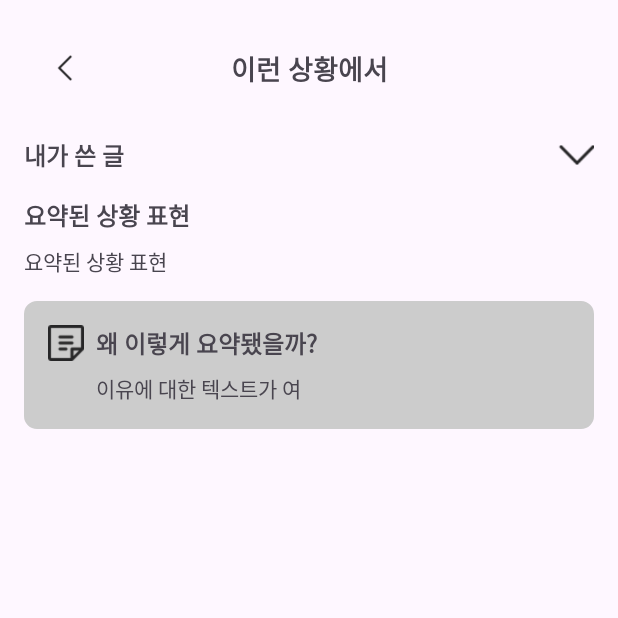
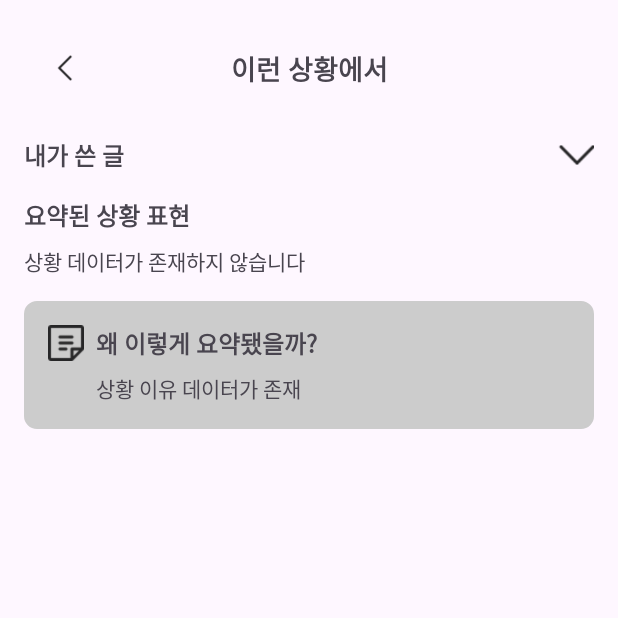
Before and after one commit to kkjinyoungg/RGB4U_App, an Android app: the SummaryMainActivity screen opened directly, with no data from a screen before it, after a tap on an icon or button, on a phone screen of 412 x 824 dp, the top half of it. Run offline under Robolectric (Android 15) with nearby library versions, the light colour scheme and no system bars; our stand-ins replace Firebase (no records; nobody signed in at launch, a user with empty details on screens opened directly).

Commit message:
situation summary 일부 완료

```diff
--- a/app/src/main/java/com/example/rgb4u_app/AiSummary.kt
+++ b/app/src/main/java/com/example/rgb4u_app/AiSummary.kt
@@ -15,7 +15,7 @@ class AiSummary {
 
     private val firebaseDatabase: FirebaseDatabase = FirebaseDatabase.getInstance()
     private val client = OkHttpClient()
-    private val apiKey = "키 입력"  // API 키 설정
+    private val apiKey = ""  // API 키 설정
     private val TAG = "AiSummary" // Logging Tag
 
     // 특정 diaryId의 situation과 thoughts를 가져와 ChatGPT API로 분석 후 저장하는 함수
--- a/app/src/main/java/com/example/rgb4u_app/ui/activity/summary/SummaryMainActivity.kt
+++ b/app/src/main/java/com/example/rgb4u_app/ui/activity/summary/SummaryMainActivity.kt
@@ -37,7 +37,7 @@ class SummaryMainActivity : AppCompatActivity() {
         val thoughtTextView = findViewById<TextView>(R.id.thoughtTextView)
 
         //diaryId, ID 수신
-        val diaryId = intent.getStringExtra("DIARY_ID")
+        val diaryId = DiaryViewModel.diaryId
         val userId = "userId" // 실제 사용자 ID로 변경해야 함
 
         if (diaryId != null) {
@@ -90,6 +90,7 @@ class SummaryMainActivity : AppCompatActivity() {
         findViewById<ImageButton>(R.id.situationDetailButton).setOnClickListener {
             // SummarySituationActivity로 이동
             val intent = Intent(this, SummarySituationActivity::class.java)
+            intent.putExtra("DIARY_ID", diaryId) // diaryId를 Intent에 추가
             startActivity(intent)
         }
 
@@ -97,6 +98,7 @@ class SummaryMainActivity : AppCompatActivity() {
         findViewById<ImageButton>(R.id.thoughtDetailButton).setOnClickListener {
             // SummaryThinkActivity로 이동
             val intent = Intent(this, SummaryThinkActivity::class.java)
+            intent.putExtra("DIARY_ID", diaryId) // diaryId를 Intent에 추가
             startActivity(intent)
         }
     }
--- a/app/src/main/java/com/example/rgb4u_app/ui/activity/summary/SummarySituationActivity.kt
+++ b/app/src/main/java/com/example/rgb4u_app/ui/activity/summary/SummarySituationActivity.kt
@@ -1,5 +1,6 @@
 package com.example.rgb4u_app.ui.activity.summary
 
+import android.content.Intent
 import android.os.Bundle
 import androidx.appcompat.app.AppCompatActivity
 import com.example.rgb4u_app.R
@@ -7,26 +8,29 @@ import com.example.rgb4u_app.ui.fragment.SummaryFragment
 import com.google.firebase.database.* // Firebase Realtime Database 관련 클래스
 //import com.google.firebase.auth.FirebaseAuth // Firebase Authentication 관련 클래스
 import android.util.Log // 로그 관련 클래스
+import androidx.activity.viewModels
 import com.example.rgb4u_appclass.DiaryViewModel
 import com.google.firebase.database.DataSnapshot
 import com.google.firebase.database.DatabaseError
 import com.google.firebase.database.ValueEventListener
-
+import com.example.rgb4u_app.MyApplication
+import androidx.activity.viewModels // ViewModel을 액티비티에서 가져오기 위한 import
 
 
 class SummarySituationActivity : AppCompatActivity() {
 
-    private lateinit var userId: String // userId 변수 추가
+    // Realtime Database 참조 선언
+    private lateinit var database: DatabaseReference
+    private val diaryViewModel: DiaryViewModel by viewModels()
+    //private lateinit var userId: String // userId 변수 추가
 
     override fun onCreate(savedInstanceState: Bundle?) {
         super.onCreate(savedInstanceState)
         setContentView(R.layout.activity_summary_situation)
 
-        // Firebase Authentication에서 현재 사용자 ID 가져오기
-        //val auth = FirebaseAuth.getInstance()
-        //val user = auth.currentUser
-        //userId = user?.uid ?: "" // 현재 사용자 ID 설정
-        userId = "userId"
+        //diaryId, ID
+        val diaryId = intent.getStringExtra("DIARY_ID") ?: "defaultDiaryId"
+        val userId = "userId" // 실제 사용자 ID로 변경해야 함
 
         // SummaryFragment 인스턴스 생성
         val summaryFragment = SummaryFragment.newInstance()
@@ -37,17 +41,55 @@ class SummarySituationActivity : AppCompatActivity() {
             commit()  // 트랜잭션 적용
         }
 
-        getData()
+        //getData()
 
+        if (diaryId != null) {
+            // Realtime Database에서 diaryId로 데이터 조회
+            database = FirebaseDatabase.getInstance().getReference("users/$userId/diaries/$diaryId/aiAnalysis/firstAnalysis")
+            database.addListenerForSingleValueEvent(object : ValueEventListener {
+                override fun onDataChange(dataSnapshot: DataSnapshot) {
+                    if (dataSnapshot.exists()) {
+                        // Realtime Database에서 situation 가져오기
+                        val situation = dataSnapshot.child("situation").getValue(String::class.java) ?: "상황 정보 없음"
+                        val situationreason = dataSnapshot.child("situationReason").getValue(String::class.java) ?: "상황 이유 정보 없음"
+                        // Fragment에 Realtime Database에서 가져온 값 설정
+                        summaryFragment.summarizedContent = situation
+                        summaryFragment.whySummaryReason = situationreason
+                        // UI 업데이트 호출
+                        summaryFragment.updateUI()
+                    } else {
+                        // 데이터가 존재하지 않는 경우
+                        summaryFragment.summarizedContent = "상황 데이터가 존재하지 않습니다"
+                        summaryFragment.whySummaryReason = "상황 이유 데이터가 존재하지 않습니다"
+                        // UI 업데이트 호출
+                        summaryFragment.updateUI()
+                    }
+                }
+
+                override fun onCancelled(databaseError: DatabaseError) {
+                    // 오류 처리
+                    summaryFragment.summarizedContent = "오류 발생: ${databaseError.message}"
+                    summaryFragment.whySummaryReason = "오류 발생: ${databaseError.message}"
+                    // UI 업데이트 호출
+                    summaryFragment.updateUI()
+                }
+            })
+        } else {
+            // diaryId가 null인 경우 처리
+            summaryFragment.summarizedContent = "일기 ID를 찾을 수 없음"
+            summaryFragment.whySummaryReason = "일기 ID를 찾을 수 없음"
+            // UI 업데이트 호출
+            summaryFragment.updateUI()
+        }
         // Activity에서 SummaryFragment에 데이터를 전달하는 경우
         summaryFragment.userContent = "내가 작성한 글이다"
-        summaryFragment.summarizedContent = "요약된 상황 표현"
-        summaryFragment.whySummaryReason = "이유에 대한 텍스트가 여기에 나타납니다."
-        summaryFragment.titleText = "이런 상황에서"
-        summaryFragment.summaryLabelText = "요약된 상황 표현"
+        //summaryFragment.summarizedContent = "요약된 상황 표현"
+        //summaryFragment.whySummaryReason = "이유에 대한 텍스트가 여기에 나타납니다."
+        summaryFragment.titleText = "이런 상황에서" //고정 제목
+        summaryFragment.summaryLabelText = "요약된 상황 표현" //고정 제목
     }
 
-    fun getData() {
+    /*fun getData() {
         val database = FirebaseDatabase.getInstance() // FirebaseDatabase 인스턴스 가져오기
         val myRef = database.getReference("users/$userId/diaries")
 
@@ -70,5 +112,5 @@ class SummarySituationActivity : AppCompatActivity() {
             }
         }
         myRef.addListenerForSingleValueEvent(postListener)
-    }
+    }*/
 }
--- a/app/src/main/java/com/example/rgb4u_app/ui/fragment/SummaryFragment.kt
+++ b/app/src/main/java/com/example/rgb4u_app/ui/fragment/SummaryFragment.kt
@@ -46,6 +46,9 @@ class SummaryFragment : Fragment() {
         toggleButton = view.findViewById(R.id.toggleButton)
         backButton = view.findViewById(R.id.backButton)
 
+        // UI 업데이트
+        updateUI() // UI 업데이트 메서드 호출
+
         // Set the text for the title (received from the activity)
         titleText?.let {
             titleTextView.text = it
@@ -89,6 +92,19 @@ class SummaryFragment : Fragment() {
             // 현재 Activity를 종료하는 경우, 필요에 따라 추가
             activity?.finish()
         }
+
+    }
+
+    fun updateUI() {
+        titleTextView.text = titleText ?: "기본 제목"
+        userContentTextView.text = userContent ?: "기본 사용자 내용"
+        summarizedTextView.text = summarizedContent ?: "기본 요약 내용"
+        whySummaryTextView.text = whySummaryReason ?: "기본 이유 내용"
+
+        // summaryLabelText 설정
+        summaryLabelText?.let {
+            view?.findViewById<TextView>(R.id.summaryLableTextView)?.text = it
+        }
     }
 
     companion object {
```
